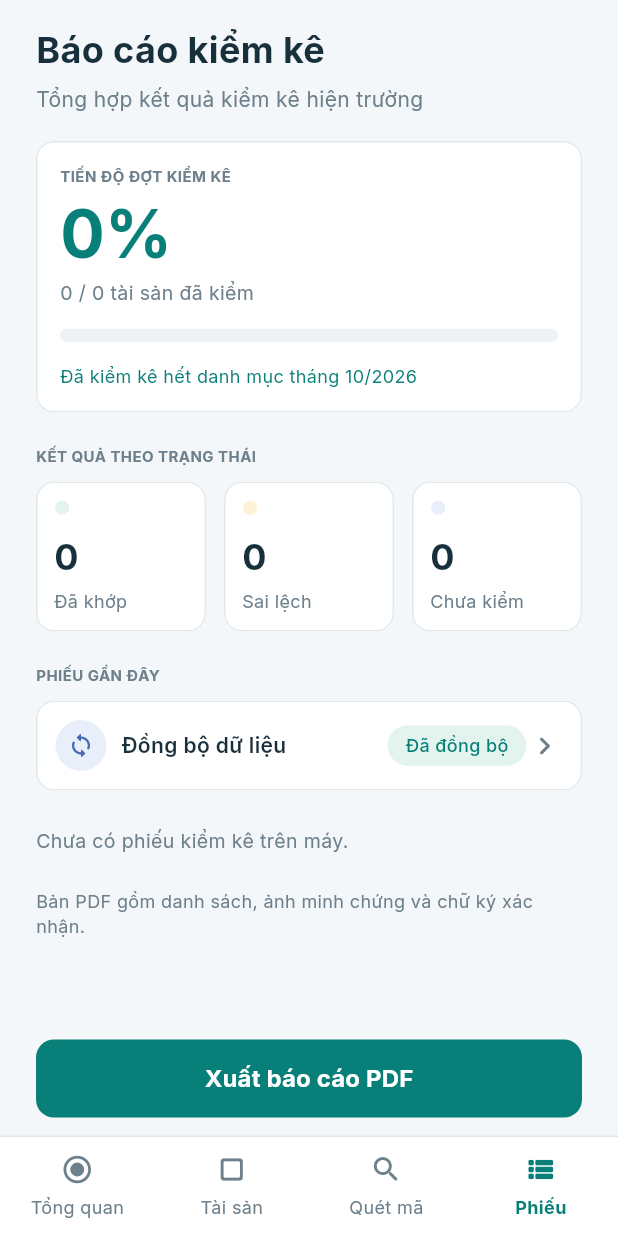
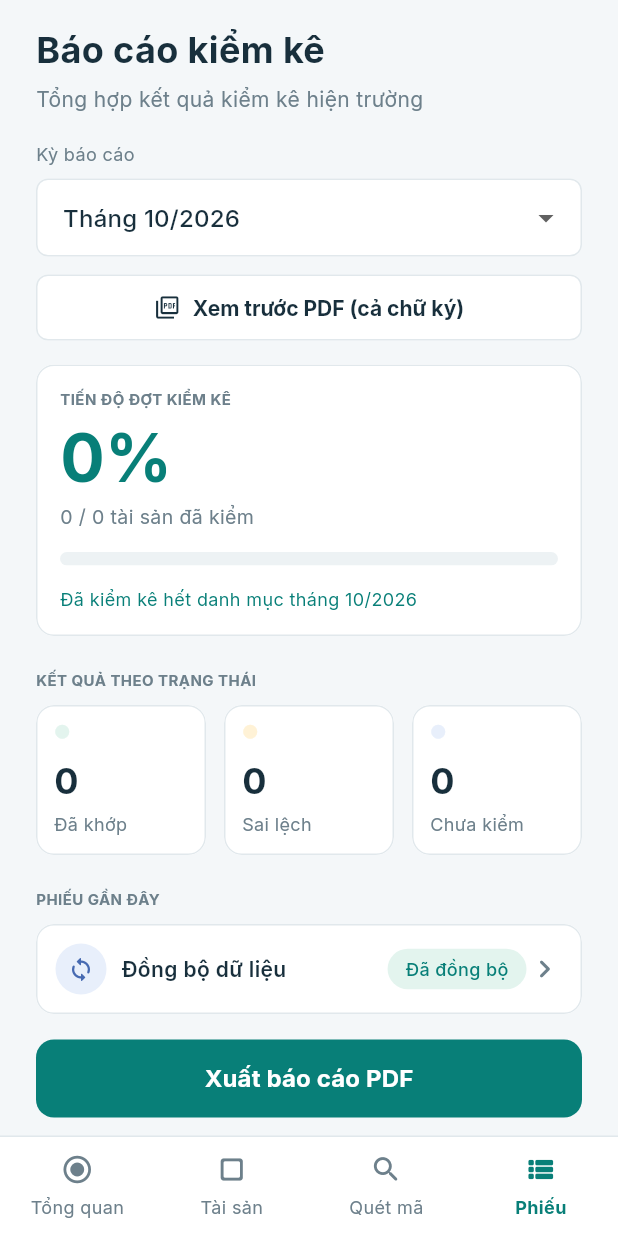
Before and after one commit to longtapdanhcode/Finalterm_DANENTANG, a Flutter app: the screen it shows after launch, item 4 of the bottom bar chosen, on a phone screen of 412 x 824 dp. Run offline on Flutter 3.47's test engine with Material 3 defaults, Android fonts, the phone set to English and light mode, and no system bars; our stand-ins replace connectivity_plus, flutter_riverpod, gap, go_router, pdf, permission_handler and 6 more; missing offline and left inert: dart:js_interop, dart:ui_web, isar_plus, tflite_flutter; accounts and stored records are empty; generated files the repository leaves out were written again.

Commit message:
feat(reports): chọn kỳ báo cáo theo tháng và xem trước PDF nhiều trang
- Chọn tháng cho Báo cáo (desktop và mobile): số liệu, danh sách phiếu và PDF theo kỳ
- Màn "Xem trước báo cáo PDF" hiển thị đúng file PDF, cuộn qua mọi trang kèm chữ ký
- PDF ghi rõ kỳ báo cáo và đặt tên file theo tháng
- PDF không còn hỏng toàn bộ khi một phiếu có dữ liệu chữ ký lỗi
- Thêm test cho kỳ báo cáo và chữ ký lỗi

Co-Authored-By: Claude Sonnet 5.5 <noreply@anthropic.com>

```diff
--- a/lib/features/report_dashboard/domain/audit_stats.dart
+++ b/lib/features/report_dashboard/domain/audit_stats.dart
@@ -27,7 +27,7 @@ class AreaProgress {
 
 /// Số liệu Tổng quan & Báo cáo, tính từ danh mục tài sản và phiếu kiểm kê trên máy.
 ///
-/// Kỳ báo cáo là tháng chứa [now]. Một tài sản được tính "đã kiểm kê" khi lần
+/// Kỳ báo cáo là tháng của [period] (mặc định tháng chứa [now]). Một tài sản được tính "đã kiểm kê" khi lần
 /// kiểm kê gần nhất của nó rơi vào kỳ, hoặc có phiếu trong kỳ cùng mã.
 class AuditStats {
   AuditStats._({
@@ -46,9 +46,11 @@ class AuditStats {
     required List<AssetModel> assets,
     required List<AuditRecordModel> records,
     required DateTime now,
+    DateTime? period,
   }) {
-    final periodStart = DateTime(now.year, now.month);
-    final periodEnd = DateTime(now.year, now.month + 1);
+    final base = period ?? now;
+    final periodStart = DateTime(base.year, base.month);
+    final periodEnd = DateTime(base.year, base.month + 1);
     bool inPeriod(DateTime? t) =>
         t != null && !t.isBefore(periodStart) && t.isBefore(periodEnd);
     bool isToday(DateTime? t) =>
@@ -139,4 +141,21 @@ class AuditStats {
 
   /// Nhãn kỳ, ví dụ "Tháng 10/2026".
   String get periodLabel => 'Tháng ${periodStart.month}/${periodStart.year}';
+
+  /// Các tháng có phiếu kiểm kê (mới nhất trước), luôn gồm tháng của [now].
+  static List<DateTime> availablePeriods(
+    List<AuditRecordModel> records,
+    DateTime now,
+  ) {
+    final months = <DateTime>{
+      DateTime(now.year, now.month),
+      for (final r in records)
+        if (r.timestamp != null)
+          DateTime(r.timestamp!.year, r.timestamp!.month),
+    }.toList()..sort((a, b) => b.compareTo(a));
+    return months;
+  }
+
+  /// Nhãn tháng, ví dụ "Tháng 10/2026".
+  static String labelOf(DateTime month) => 'Tháng ${month.month}/${month.year}';
 }
--- a/lib/features/report_dashboard/presentation/controllers/audit_stats_provider.dart
+++ b/lib/features/report_dashboard/presentation/controllers/audit_stats_provider.dart
@@ -1,6 +1,7 @@
 import 'package:flutter_riverpod/flutter_riverpod.dart';
 
 import 'package:field_inventory_edge_ai/features/asset_catalog/presentation/controllers/asset_catalog_providers.dart';
+import 'package:field_inventory_edge_ai/features/offline_audit/data/models/audit_record_model.dart';
 import 'package:field_inventory_edge_ai/features/offline_audit/presentation/controllers/audit_records_provider.dart';
 
 import '../../domain/audit_stats.dart';
@@ -13,3 +14,55 @@ final auditStatsProvider = Provider<AuditStats>((ref) {
     now: DateTime.now(),
   );
 });
+
+/// Tháng đang chọn ở màn Báo cáo; `null` nghĩa là tháng hiện tại.
+class SelectedReportPeriod extends Notifier<DateTime?> {
+  @override
+  DateTime? build() => null;
+
+  void select(DateTime? month) => state = month;
+}
+
+final selectedReportPeriodProvider =
+    NotifierProvider<SelectedReportPeriod, DateTime?>(SelectedReportPeriod.new);
+
+/// Các tháng có thể chọn làm kỳ báo cáo (mới nhất trước).
+final availableReportPeriodsProvider = Provider<List<DateTime>>((ref) {
+  return AuditStats.availablePeriods(
+    ref.watch(finalAuditRecordsProvider),
+    DateTime.now(),
+  );
+});
+
+/// Tháng báo cáo đang áp dụng (đã đảm bảo nằm trong danh sách có thể chọn).
+final reportPeriodProvider = Provider<DateTime>((ref) {
+  final now = DateTime.now();
+  final selected = ref.watch(selectedReportPeriodProvider);
+  final available = ref.watch(availableReportPeriodsProvider);
+  if (selected != null && available.contains(selected)) return selected;
+  return DateTime(now.year, now.month);
+});
+
+/// Phiếu chính thức thuộc kỳ báo cáo đang chọn (mới nhất trước).
+final reportRecordsProvider = Provider<List<AuditRecordModel>>((ref) {
+  final period = ref.watch(reportPeriodProvider);
+  return ref
+      .watch(finalAuditRecordsProvider)
+      .where(
+        (r) =>
+            r.timestamp != null &&
+            r.timestamp!.year == period.year &&
+            r.timestamp!.month == period.month,
+      )
+      .toList();
+});
+
+/// Số liệu của kỳ báo cáo đang chọn.
+final reportStatsProvider = Provider<AuditStats>((ref) {
+  return AuditStats.compute(
+    assets: ref.watch(assetsProvider).value ?? const [],
+    records: ref.watch(finalAuditRecordsProvider),
+    now: DateTime.now(),
+    period: ref.watch(reportPeriodProvider),
+  );
+});
--- a/lib/features/report_dashboard/presentation/screens/reports_screen.dart
+++ b/lib/features/report_dashboard/presentation/screens/reports_screen.dart
@@ -28,7 +28,7 @@ class _ReportsScreenState extends ConsumerState<ReportsScreen> {
   @override
   Widget build(BuildContext context) {
     // Báo cáo chỉ gồm phiếu chính thức (đã ký); bản nháp không hiện ở đây.
-    final records = ref.watch(finalAuditRecordsProvider);
+    final records = ref.watch(reportRecordsProvider);
     return ResponsiveLayout.isDesktop(context)
         ? _buildDesktop(records)
         : _buildMobile(records);
@@ -36,7 +36,7 @@ class _ReportsScreenState extends ConsumerState<ReportsScreen> {
 
   Widget _buildDesktop(List<AuditRecordModel> records) {
     final now = DateTime.now();
-    final stats = ref.watch(auditStatsProvider);
+    final stats = ref.watch(reportStatsProvider);
     final period = stats.periodLabel;
     final areas = _area == null
         ? stats.areas
@@ -49,16 +49,7 @@ class _ReportsScreenState extends ConsumerState<ReportsScreen> {
         children: [
           Expanded(
             flex: 3,
-            child: _Labeled(
-              label: 'Kỳ báo cáo',
-              child: DropdownButtonFormField<String>(
-                initialValue: period,
-                isExpanded: true,
-                decoration: const InputDecoration(),
-                items: [DropdownMenuItem(value: period, child: Text(period))],
-                onChanged: (_) {},
-              ),
-            ),
+            child: _Labeled(label: 'Kỳ báo cáo', child: _PeriodDropdown()),
           ),
           const Gap(20),
           Expanded(
@@ -82,10 +73,6 @@ class _ReportsScreenState extends ConsumerState<ReportsScreen> {
             ),
           ),
           const Spacer(flex: 4),
-          FilledButton(
-            onPressed: () => showFlSnack(context, 'Đã áp dụng bộ lọc $period.'),
-            child: const Text('Áp dụng bộ lọc'),
-          ),
         ],
       ),
     );
@@ -154,9 +141,13 @@ class _ReportsScreenState extends ConsumerState<ReportsScreen> {
       child: Column(
         crossAxisAlignment: CrossAxisAlignment.stretch,
         children: [
-          const CardHeader(
+          CardHeader(
             title: 'Xem trước biên bản',
-            trailing: StatusPill(label: 'Xem trước • A4', tone: FlTone.neutral),
+            trailing: TextButton.icon(
+              onPressed: () => context.go('/reports/preview'),
+              icon: const Icon(Icons.picture_as_pdf_outlined, size: 18),
+              label: const Text('Xem PDF đầy đủ'),
+            ),
           ),
           const Gap(18),
           Container(
@@ -196,7 +187,7 @@ class _ReportsScreenState extends ConsumerState<ReportsScreen> {
 
   Widget _buildMobile(List<AuditRecordModel> records) {
     final pending = ref.watch(pendingSyncCountProvider);
-    final stats = ref.watch(auditStatsProvider);
+    final stats = ref.watch(reportStatsProvider);
     final progress = stats.progress;
 
     return MobilePage(
@@ -207,6 +198,14 @@ class _ReportsScreenState extends ConsumerState<ReportsScreen> {
         onPressed: () => exportPdfReport(context, ref),
       ),
       children: [
+        const _Labeled(label: 'Kỳ báo cáo', child: _PeriodDropdown()),
+        const Gap(10),
+        OutlinedButton.icon(
+          onPressed: () => context.go('/reports/preview'),
+          icon: const Icon(Icons.picture_as_pdf_outlined, size: 18),
+          label: const Text('Xem trước PDF (cả chữ ký)'),
+        ),
+        const Gap(14),
         FlCard(
           padding: const EdgeInsets.all(16),
           child: Column(
@@ -378,6 +377,29 @@ class _Labeled extends StatelessWidget {
         const Gap(8),
         child,
       ],
+    );
+  }
+}
+
+/// Chọn tháng của kỳ báo cáo; chỉ liệt kê các tháng có phiếu (và tháng hiện tại).
+class _PeriodDropdown extends ConsumerWidget {
+  const _PeriodDropdown();
+
+  @override
+  Widget build(BuildContext context, WidgetRef ref) {
+    final periods = ref.watch(availableReportPeriodsProvider);
+    final period = ref.watch(reportPeriodProvider);
+    return DropdownButtonFormField<DateTime>(
+      key: ValueKey(period),
+      initialValue: period,
+      isExpanded: true,
+      decoration: const InputDecoration(),
+      items: [
+        for (final m in periods)
+          DropdownMenuItem(value: m, child: Text(AuditStats.labelOf(m))),
+      ],
+      onChanged: (m) =>
+          ref.read(selectedReportPeriodProvider.notifier).select(m),
     );
   }
 }
```
Also changed, not shown: lib/core/router/app_router.dart (+8 -0 lines), lib/core/utils/pdf_report_generator.dart (+19 -8 lines), lib/features/offline_audit/presentation/audit_actions.dart (+14 -5 lines), lib/features/report_dashboard/presentation/screens/report_preview_screen.dart (added, +92 -0 lines), lib/core/router/app_router.g.dart, 4 other files.
